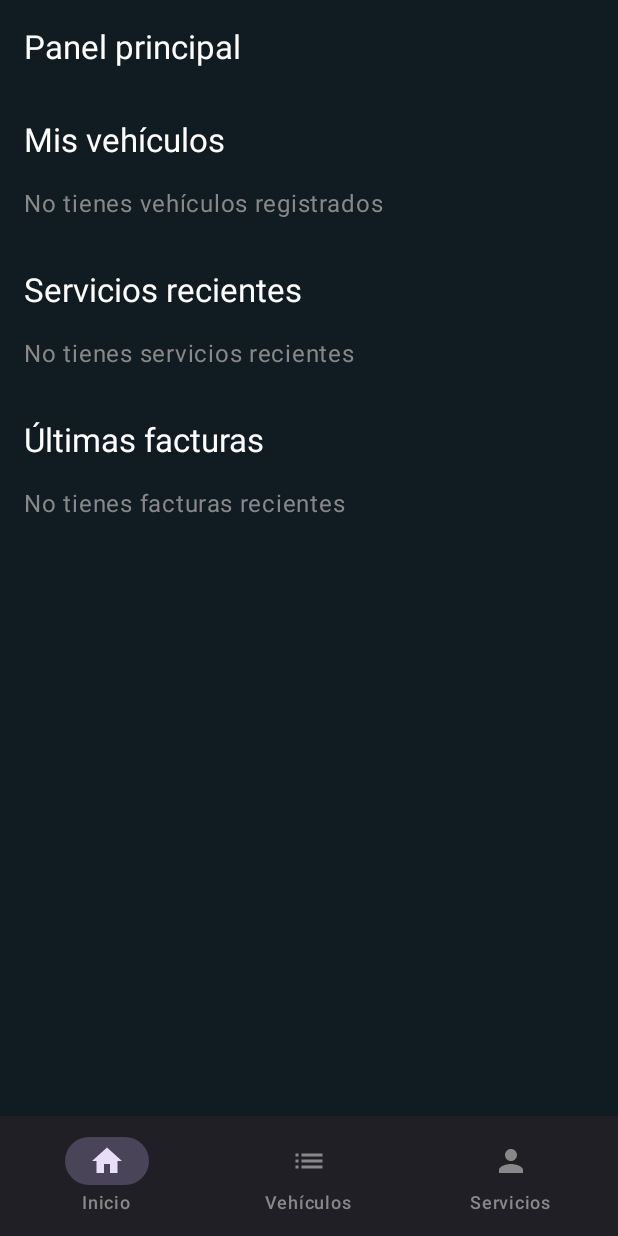
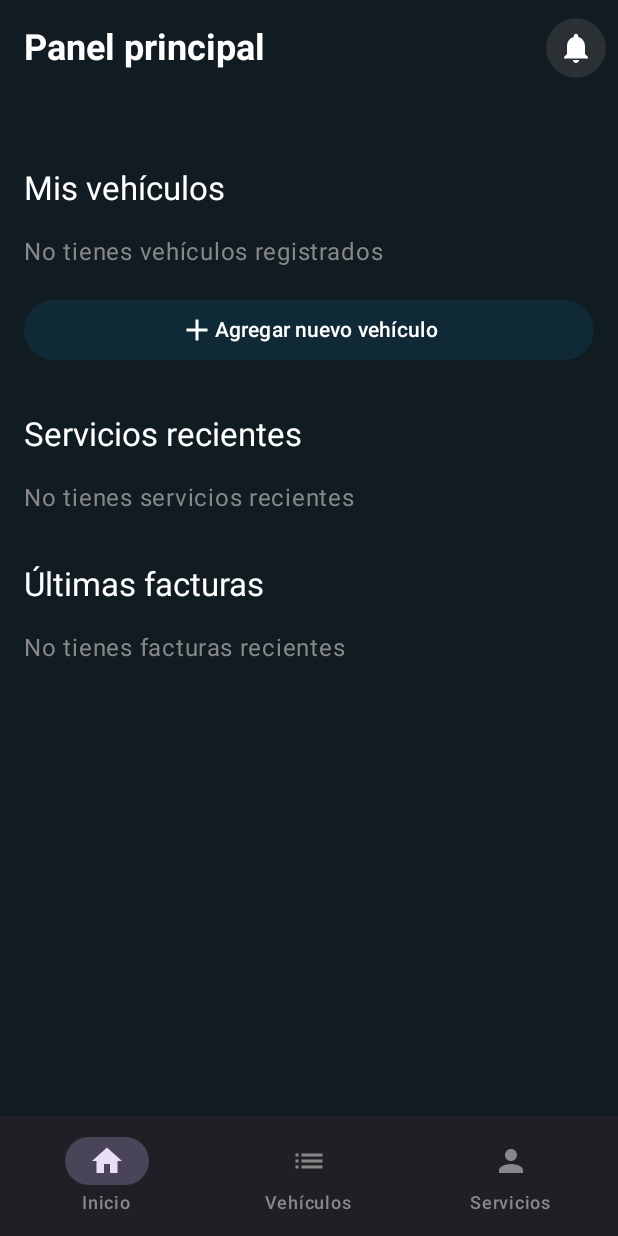
Before and after one commit to LuisNafate/Autosync-APP, an Android app built with Jetpack Compose: the HomeScreen screen opened through its navigation route, on a phone screen of 412 x 824 dp. Run offline under Robolectric (Android 15) with nearby library versions, the phone set to English and light mode, and no system bars; our stand-ins replace Firebase (no records; nobody signed in at launch, a user with empty details on screens opened directly).

Commit message:
Finalización de panel principal

```diff
--- a/app/src/main/java/com/autosync/main/ui/screens/home/HomeScreen.kt
+++ b/app/src/main/java/com/autosync/main/ui/screens/home/HomeScreen.kt
@@ -1,31 +1,49 @@
 package com.autosync.main.ui.screens.home
 
+import androidx.compose.foundation.background
+import androidx.compose.foundation.layout.Arrangement
+import androidx.compose.foundation.layout.Box
 import androidx.compose.foundation.layout.Column
+import androidx.compose.foundation.layout.Row
 import androidx.compose.foundation.layout.Spacer
 import androidx.compose.foundation.layout.fillMaxSize
+import androidx.compose.foundation.layout.fillMaxWidth
 import androidx.compose.foundation.layout.height
+import androidx.compose.foundation.layout.offset
 import androidx.compose.foundation.layout.padding
+import androidx.compose.foundation.layout.size
 import androidx.compose.foundation.rememberScrollState
+import androidx.compose.foundation.shape.CircleShape
 import androidx.compose.foundation.verticalScroll
 import androidx.compose.material.icons.Icons
+import androidx.compose.material.icons.filled.Add
 import androidx.compose.material.icons.filled.Home
 import androidx.compose.material.icons.filled.List
+import androidx.compose.material.icons.filled.Notifications
 import androidx.compose.material.icons.filled.Person
 import androidx.compose.material3.BottomAppBar
+import androidx.compose.material3.Button
+import androidx.compose.material3.ButtonDefaults
 import androidx.compose.material3.CircularProgressIndicator
 import androidx.compose.material3.ExperimentalMaterial3Api
 import androidx.compose.material3.Icon
+import androidx.compose.material3.IconButton
 import androidx.compose.material3.MaterialTheme
 import androidx.compose.material3.NavigationBarItem
 import androidx.compose.material3.Scaffold
 import androidx.compose.material3.Text
 import androidx.compose.material3.TopAppBar
+import androidx.compose.material3.TopAppBarDefaults
 import androidx.compose.runtime.Composable
 import androidx.compose.runtime.collectAsState
 import androidx.compose.runtime.getValue
+import androidx.compose.ui.Alignment
 import androidx.compose.ui.Modifier
+import androidx.compose.ui.draw.clip
 import androidx.compose.ui.graphics.Color
+import androidx.compose.ui.text.font.FontWeight
 import androidx.compose.ui.unit.dp
+import androidx.compose.ui.unit.sp
 import androidx.lifecycle.viewmodel.compose.viewModel
 
 @OptIn(ExperimentalMaterial3Api::class)
@@ -37,7 +55,39 @@ fun HomeScreen(
 
     Scaffold(
         topBar = {
-            TopAppBar(title = { Text("Panel principal") })
+            TopAppBar(
+                title = { Text("Panel principal", fontWeight = FontWeight.Bold, fontSize = 24.sp) },
+                actions = {
+                    val hasNotifications = false // TODO: Replace with actual notification state from ViewModel
+                    Box(contentAlignment = Alignment.TopEnd) {
+                        IconButton(onClick = { /* TODO: Notification action */ }) {
+                            Box(
+                                modifier = Modifier
+                                    .size(40.dp)
+                                    .clip(CircleShape)
+                                    .background(Color.DarkGray.copy(alpha = 0.5f)),
+                                contentAlignment = Alignment.Center
+                            ) {
+                                Icon(Icons.Default.Notifications, contentDescription = "Notificaciones", tint = Color.White)
+                            }
+                        }
+                        if (hasNotifications) {
+                            Box(
+                                modifier = Modifier
+                                    .size(12.dp)
+                                    .offset(x = (-8).dp, y = (8).dp)
+                                    .clip(CircleShape)
+                                    .background(Color.Red)
+                            )
+                        }
+                    }
+                },
+                colors = TopAppBarDefaults.topAppBarColors(
+                    containerColor = MaterialTheme.colorScheme.background,
+                    titleContentColor = Color.White,
+                    actionIconContentColor = Color.White
+                )
+            )
         },
         bottomBar = {
             BottomAppBar {
@@ -72,13 +122,41 @@ fun HomeScreen(
             if (state.isLoading) {
                 CircularProgressIndicator()
             } else {
-                state.user?.let {
-                    Text("Hola, ${it.nombre}", style = MaterialTheme.typography.titleLarge)
-                    Spacer(modifier = Modifier.height(16.dp))
+                Row(verticalAlignment = Alignment.CenterVertically) {
+                    state.user?.let {
+                        Box(
+                            modifier = Modifier
+                                .size(40.dp)
+                                .clip(CircleShape)
+                                .background(MaterialTheme.colorScheme.secondaryContainer),
+                            contentAlignment = Alignment.Center
+                        ) {
+                            Text(
+                                text = it.nombre.first().uppercase(),
+                                color = Color.White,
+                                fontSize = 20.sp,
+                                fontWeight = FontWeight.Bold
+                            )
+                        }
+                        Spacer(modifier = Modifier.padding(horizontal = 8.dp))
+                        Text("Hola, ${it.nombre}", style = MaterialTheme.typography.titleLarge)
+                    }
                 }
+                Spacer(modifier = Modifier.height(32.dp))
+
                 Text("Mis vehículos", style = MaterialTheme.typography.titleLarge)
                 Spacer(modifier = Modifier.height(16.dp))
                 Text("No tienes vehículos registrados", color = Color.Gray)
+                Spacer(modifier = Modifier.height(16.dp))
+                Button(
+                    onClick = { /* TODO: Add vehicle action */ },
+                    modifier = Modifier.fillMaxWidth(),
+                    colors = ButtonDefaults.buttonColors(containerColor = Color(0xFF10374A).copy(alpha = 0.5f))
+                ) {
+                    Icon(Icons.Default.Add, contentDescription = "Agregar vehículo", tint = Color.White)
+                    Text("Agregar nuevo vehículo", color = Color.White)
+                }
+
                 Spacer(modifier = Modifier.height(32.dp))
                 Text("Servicios recientes", style = MaterialTheme.typography.titleLarge)
                 Spacer(modifier = Modifier.height(16.dp))
```
